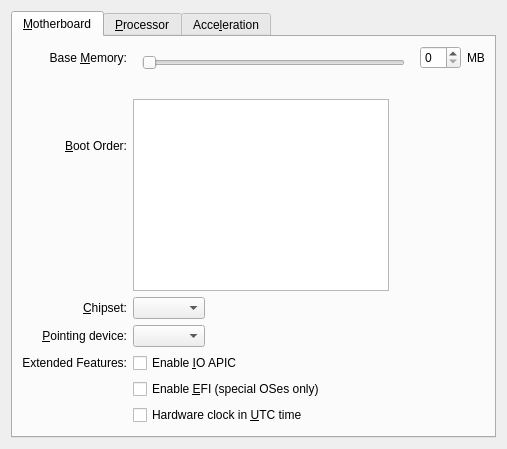
The window that vbox/src/VBox/Frontends/VirtualBox/src/settings/machine/UIMachineSettingsSystem.ui (jljuxgm/vboxgit) describes before a commit, drawn with Qt 5.
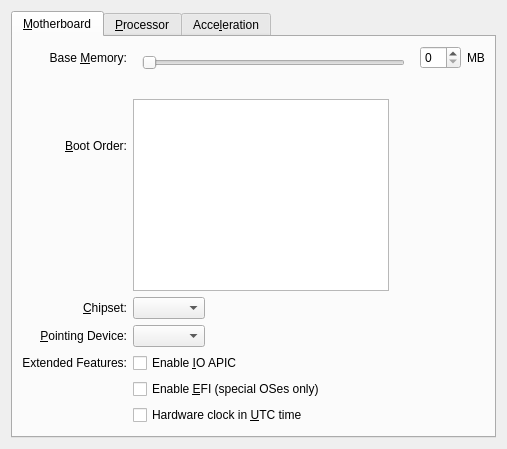
The same window after the commit. Icons and pictures are not drawn. Custom widgets are drawn as their Qt base class.

The edit to the form file:
```diff
--- a/vbox/src/VBox/Frontends/VirtualBox/src/settings/machine/UIMachineSettingsSystem.ui
+++ b/vbox/src/VBox/Frontends/VirtualBox/src/settings/machine/UIMachineSettingsSystem.ui
@@ -276,7 +276,7 @@
        <item row="5" column="0">
         <widget class="QLabel" name="m_pLabelPointingHIDType">
          <property name="text">
-          <string>&amp;Pointing device:</string>
+          <string>&amp;Pointing Device:</string>
          </property>
          <property name="alignment">
           <set>Qt::AlignRight|Qt::AlignTrailing|Qt::AlignVCenter</set>
```
